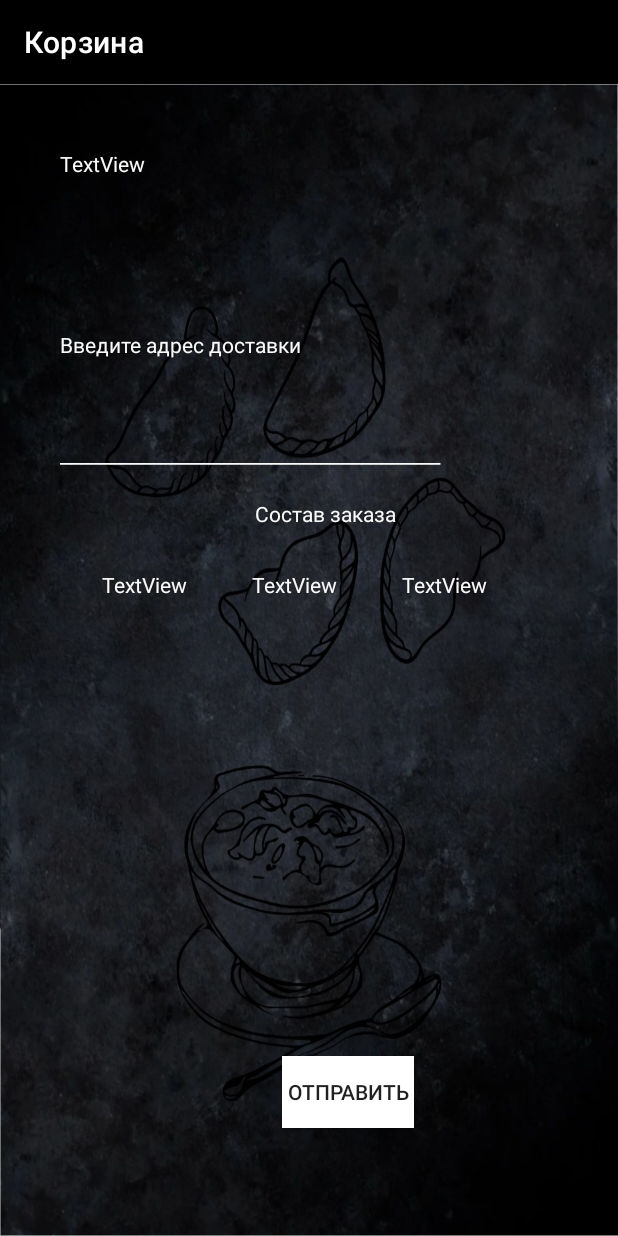
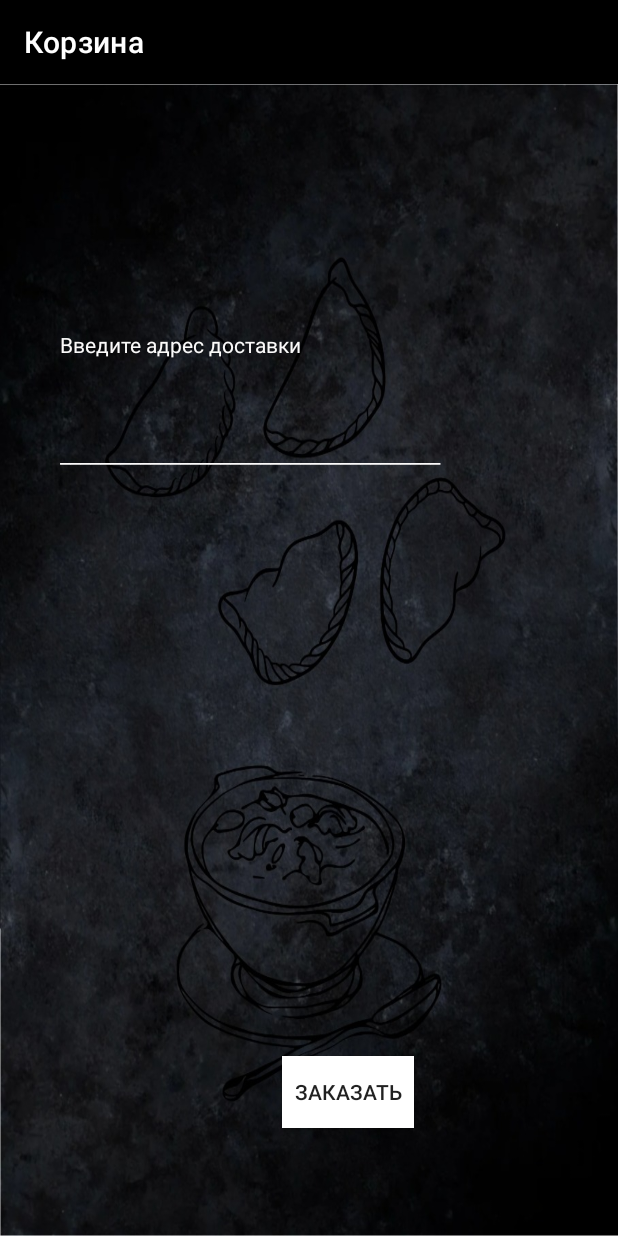
Before and after one commit to IgorK91/MioPizza, an Android app: the OrderActivity screen opened directly, with no data from a screen before it, on a phone screen of 412 x 824 dp. Run offline under Robolectric (Android 15) with nearby library versions, the phone set to English and light mode, and no system bars; our stand-ins replace Firebase (no records; nobody signed in at launch, a user with empty details on screens opened directly).

Commit message:
demo 1.0

```diff
--- a/app/src/main/java/ru/korelyakov/miopizza/product/Cart.java
+++ b/app/src/main/java/ru/korelyakov/miopizza/product/Cart.java
@@ -53,6 +53,24 @@ public class Cart implements Serializable {
         return number;
     }
 
+    public String getAllNames() {
+        StringBuilder stringBuilder = new StringBuilder();
+        for (Product product:
+                productList) {
+            stringBuilder.append(product.getName());
+        }
+        return stringBuilder.toString();
+    }
+
+    public String getAllCount() {
+        StringBuilder stringBuilder = new StringBuilder();
+        for (Product product:
+                productList) {
+            stringBuilder.append(product.getCount());
+        }
+        return stringBuilder.toString();
+    }
+
     /**
      * Общая цена всех продуктов в корзине
      * @return
--- a/app/src/main/java/ru/korelyakov/miopizza/ui/confirm/ConfirmAdapter.java
+++ b/app/src/main/java/ru/korelyakov/miopizza/ui/confirm/ConfirmAdapter.java
@@ -55,7 +55,7 @@ public class ConfirmAdapter extends RecyclerView.Adapter<RecyclerView.ViewHolder
         ReceiveViewHolder viewHolder = (ReceiveViewHolder) holder;
         Product product = productEntityModel.get(position);
         viewHolder.name.setText(product.getName());
-        viewHolder.description.setText(product.getContent());
+      //  viewHolder.description.setText(product.getContent());
         viewHolder.price.setText(String.format("%s", product.getFullPrice()));
         viewHolder.quantity.setText(String.format("%s", product.getCount()));
         viewHolder.image.setImageResource(product.getPicture());
--- a/app/src/main/java/ru/korelyakov/miopizza/ui/order/OrderActivity.java
+++ b/app/src/main/java/ru/korelyakov/miopizza/ui/order/OrderActivity.java
@@ -20,16 +20,22 @@ import java.util.ArrayList;
 import java.util.Date;
 
 import ru.korelyakov.miopizza.R;
+import ru.korelyakov.miopizza.product.Cart;
 import ru.korelyakov.miopizza.product.OrderTools;
+import ru.korelyakov.miopizza.product.Product;
 import ru.korelyakov.miopizza.ui.main.MainActivity;
 
 public class OrderActivity extends AppCompatActivity {
 
-    TextView order, coast, structure, nameMain3, numberMain3, count, adress;
+    TextView order, coast, nameMain3, numberMain3, count, adress;
     SharedPreferences sPref;
     final String SAVED_TEXT = "saved_text";
     ArrayList<String> List = new ArrayList<String>();
     private int currentApiVersion;
+    public String test;
+    public String test2;
+    public String test3;
+
 
     @Override
     protected void onCreate(Bundle savedInstanceState) {
@@ -52,10 +58,7 @@ public class OrderActivity extends AppCompatActivity {
                     });
         }
 
-        order = findViewById(R.id.order);
         coast = findViewById(R.id.coast);
-        count = findViewById(R.id.count);
-        structure = findViewById(R.id.structure);
         nameMain3 = findViewById(R.id.nameMain3);
         numberMain3= findViewById(R.id.numberMain3);
         adress = findViewById(R.id.adress);
@@ -63,8 +66,11 @@ public class OrderActivity extends AppCompatActivity {
         //order.setText(OrderTools.Cart.getCartNameList().toString());
         //coast.setText(OrderTools.Cart.getCoastList().toString());
         //count.setText(OrderTools.Cart.getCountList().toString());
-        //nameMain3.setText(OrderTools.Cart.getName());
+        nameMain3.setText(OrderTools.Cart.getName());
         numberMain3.setText(OrderTools.Cart.getNumber());
+        test = OrderTools.Cart.getAllNames();
+        test2 = OrderTools.Cart.getAllCount();
+        test3 = String.valueOf(OrderTools.Cart.getTotalPrice());
     }
 
     private void saveText() {
@@ -98,9 +104,14 @@ public class OrderActivity extends AppCompatActivity {
         List.add(adress.getText().toString());
         List.add(nameMain3.getText().toString());
         List.add(numberMain3.getText().toString());
-        List.add(order.getText().toString());
-        List.add(count.getText().toString());
-        List.add(coast.getText().toString());
+       // List.add(order.getText().toString());
+      //  List.add(count.getText().toString());
+      //  List.add(coast.getText().toString());
+
+        List.add(test);
+        List.add(test2);
+        List.add(test3);
+
 
         FirebaseDatabase database = FirebaseDatabase.getInstance();
         DatabaseReference myRef = database.getReference().child("Заказы").push();
--- a/app/src/main/res/drawable/button_cart_round_background_gradient.xml
+++ b/app/src/main/res/drawable/button_cart_round_background_gradient.xml
@@ -3,5 +3,5 @@
     android:dither="true"
     android:shape="oval">
 
-    <solid android:color="@color/orangeText" />
+    <solid android:color="@color/white" />
 </shape>
--- a/app/src/main/res/layout/activity_order.xml
+++ b/app/src/main/res/layout/activity_order.xml
@@ -6,51 +6,6 @@
     android:layout_height="match_parent"
     android:background="@drawable/fon"
     tools:context=".ui.order.OrderActivity">
-
-
-    <TextView
-        android:id="@+id/order"
-        android:textColor="#FBFAFA"
-        android:layout_width="100dp"
-        android:layout_height="200dp"
-        android:layout_marginEnd="244dp"
-        android:layout_marginBottom="244dp"
-        android:text="TextView"
-        app:layout_constraintBottom_toBottomOf="parent"
-        app:layout_constraintEnd_toEndOf="parent" />
-
-    <TextView
-        android:id="@+id/coast"
-        android:textColor="#FBFAFA"
-        android:layout_width="100dp"
-        android:layout_height="200dp"
-        android:layout_marginEnd="44dp"
-        android:layout_marginBottom="244dp"
-        android:text="TextView"
-        app:layout_constraintBottom_toBottomOf="parent"
-        app:layout_constraintEnd_toEndOf="parent" />
-
-    <TextView
-        android:id="@+id/count"
-        android:textColor="#FBFAFA"
-        android:layout_width="100dp"
-        android:layout_height="200dp"
-        android:layout_marginEnd="144dp"
-        android:layout_marginBottom="244dp"
-        android:text="TextView"
-        app:layout_constraintBottom_toBottomOf="parent"
-        app:layout_constraintEnd_toEndOf="parent" />
-
-    <TextView
-        android:id="@+id/structure"
-        android:textColor="#FBFAFA"
-        android:layout_width="wrap_content"
-        android:layout_height="wrap_content"
-        android:layout_marginEnd="148dp"
-        android:layout_marginBottom="472dp"
-        android:text="Состав заказа"
-        app:layout_constraintBottom_toBottomOf="parent"
-        app:layout_constraintEnd_toEndOf="parent" />
 
 
     <EditText
@@ -76,7 +31,7 @@
         android:layout_marginEnd="136dp"
         android:layout_marginBottom="72dp"
         android:onClick="Order"
-        android:text="Отправить"
+        android:text="Заказать"
         android:background="@color/white"
         app:layout_constraintBottom_toBottomOf="parent"
         app:layout_constraintEnd_toEndOf="parent" />
```
Also changed, not shown: app/src/main/java/ru/korelyakov/miopizza/ui/confirm/ConfirmActivity.java (+14 -2 lines), app/src/main/res/layout/activity_confirm.xml (+19 -4 lines), app/src/main/res/layout/item_confirm.xml (+12 -10 lines).
